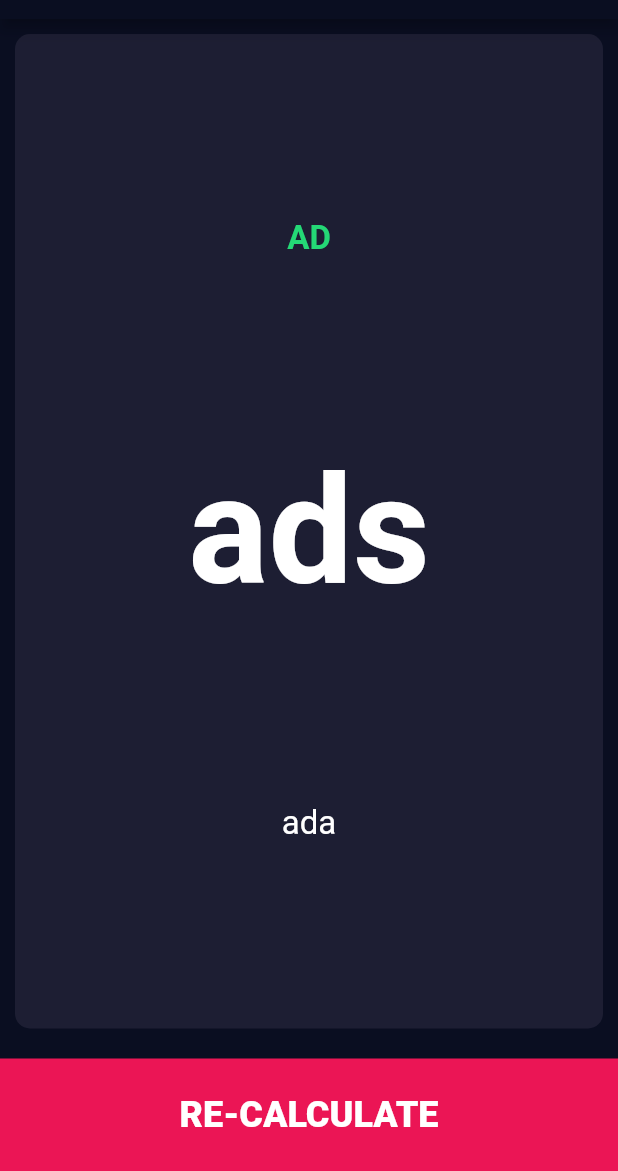
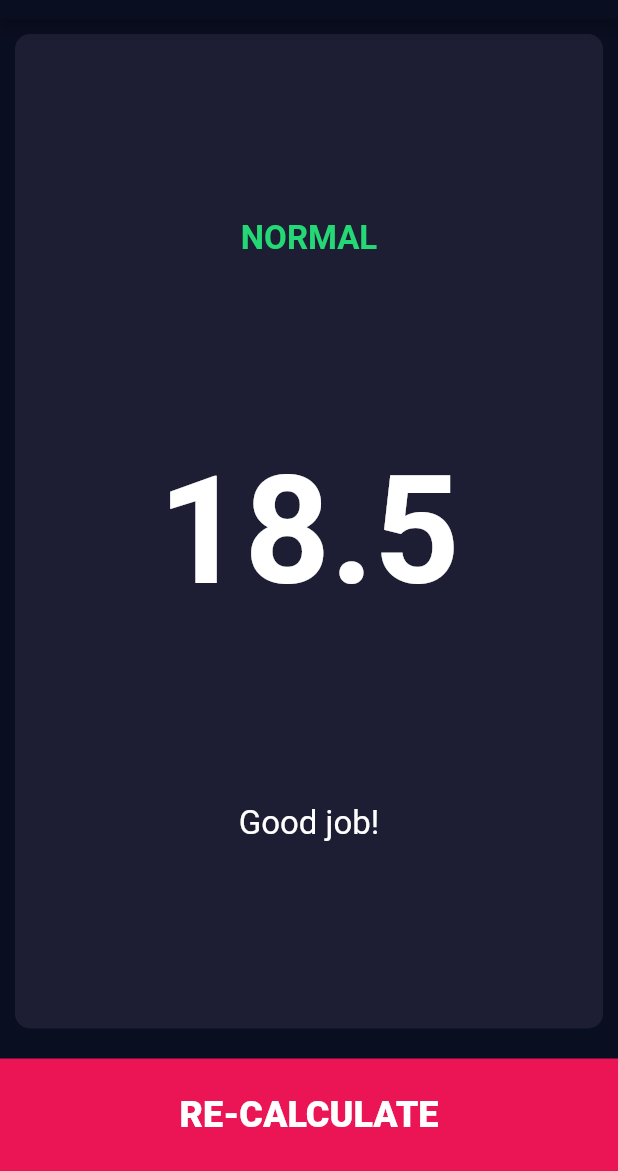
Before and after one commit to azmainadel/bmi-flutter, a Flutter app: the screen it shows after launch, after a tap on "CALCULATE", on a phone screen of 412 x 824 dp, the part 65-1236 px from its top. Run offline on Flutter 3.47's test engine with Material 2 defaults, Android fonts, the phone set to English and light mode, and no system bars; our stand-ins replace font_awesome_flutter.

Commit message:
Add calculator for BMI

```diff
--- a/lib/pages/input_page.dart
+++ b/lib/pages/input_page.dart
@@ -2,6 +2,8 @@ import 'package:flutter/material.dart';
 import 'package:flutter_app/components/bottom_button.dart';
 import 'package:flutter_app/components/reusable_card.dart';
 import 'package:flutter_app/components/round_button.dart';
+import 'package:flutter_app/pages/result_page.dart';
+import 'package:flutter_app/utils/calculator.dart';
 import 'package:font_awesome_flutter/font_awesome_flutter.dart';
 
 import '../components/icon_content.dart';
@@ -225,7 +227,16 @@ class _InputPageState extends State<InputPage> {
           BottomButton(
             buttonText: 'CALCULATE',
             onTap: () {
-              Navigator.pushNamed(context, '/result');
+              Calculator calculator = new Calculator(
+                  height: selectedHeight, weight: selectedWeight);
+              Navigator.push(
+                  context,
+                  MaterialPageRoute(
+                      builder: (context) => ResultPage(
+                            bmiResult: calculator.calculateBMI(),
+                            resultText: calculator.getResult(),
+                            feedback: calculator.getFeedback(),
+                          )));
             },
           ),
         ],
--- a/lib/pages/result_page.dart
+++ b/lib/pages/result_page.dart
@@ -6,14 +6,15 @@ import '../components/bottom_button.dart';
 import '../utils/constants.dart';
 
 class ResultPage extends StatelessWidget {
-  ResultPage(
-      {@required this.interpretation,
-      @required this.bmiResult,
-      @required this.resultText});
+  ResultPage({
+    @required this.bmiResult,
+    @required this.resultText,
+    @required this.feedback,
+  });
 
   final String bmiResult;
   final String resultText;
-  final String interpretation;
+  final String feedback;
 
   @override
   Widget build(BuildContext context) {
@@ -34,18 +35,15 @@ class ResultPage extends StatelessWidget {
                 crossAxisAlignment: CrossAxisAlignment.center,
                 children: <Widget>[
                   Text(
-                    'AD',
-//                    resultText.toUpperCase(),
+                    resultText.toUpperCase(),
                     style: kResultTextStyle,
                   ),
                   Text(
-                    'ads',
-//                    bmiResult,
+                    bmiResult,
                     style: kBMITextStyle,
                   ),
                   Text(
-                    'ada',
-//                    interpretation,
+                    feedback,
                     textAlign: TextAlign.center,
                     style: kBodyTextStyle,
                   ),
--- /dev/null
+++ b/lib/utils/calculator.dart
@@ -0,0 +1,34 @@
+import 'dart:math';
+
+class Calculator {
+  final int height;
+  final int weight;
+  double _bmi;
+
+  Calculator({this.height, this.weight});
+
+  String calculateBMI() {
+    _bmi = weight / pow((height / 100), 2);
+    return _bmi.toStringAsFixed(1);
+  }
+
+  String getResult() {
+    if (_bmi > 25) {
+      return 'Overweight';
+    } else if (_bmi > 18.5 && _bmi <= 25) {
+      return 'Normal';
+    } else {
+      return 'Underweight';
+    }
+  }
+
+  String getFeedback() {
+    if (_bmi > 25) {
+      return 'Need to exercise more.';
+    } else if (_bmi > 18.5 && _bmi <= 25) {
+      return 'Good job!';
+    } else {
+      return 'Need to eat more.';
+    }
+  }
+}
```
